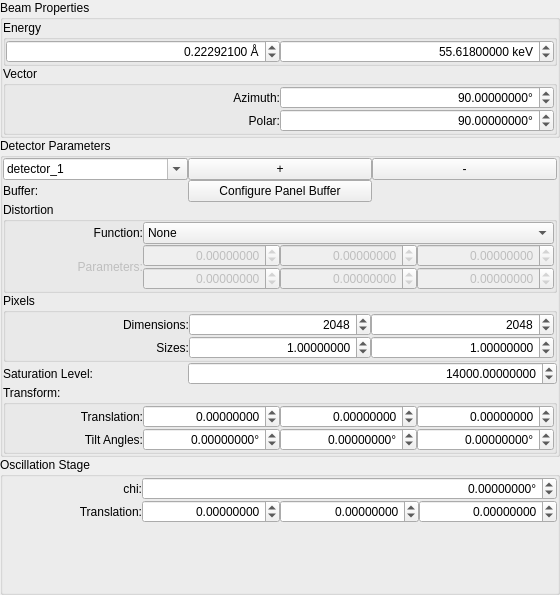
Qt form hexrd/ui/resources/ui/calibration_config_widget.ui (HEXRD/hexrdgui) before a commit.
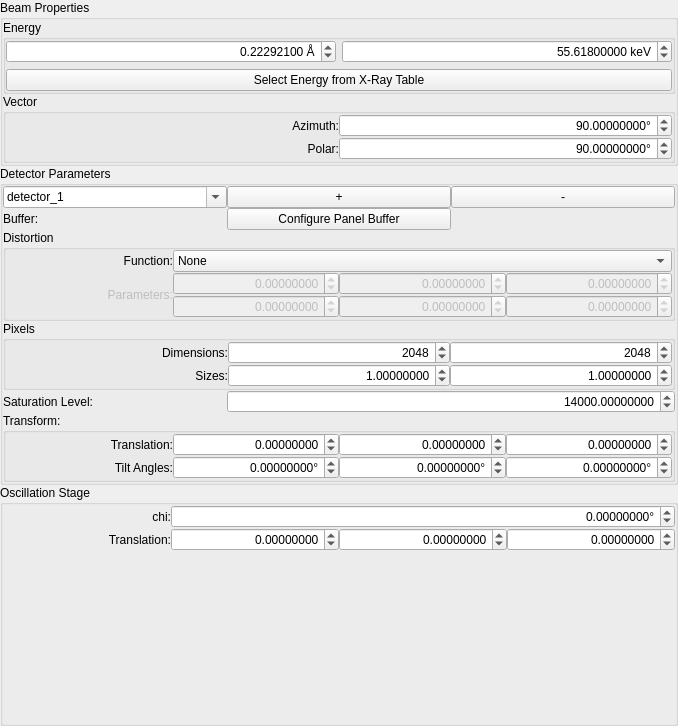
The same form after that commit. Custom widgets are drawn as their Qt base class.

Commit message:
Add X-Ray Energy Selection via a Table
This adds a button to the form view which allows the user to pick an
energy (or multiple energies to average) from a table.

The `characteristic_xray_energies.h5` from hexrd is being used to
generate this table.

The table is currently sorted so that atomic symbols come first,
and are sorted in alphabetical order, followed by atomic numbers.

The edit to the form file:
```diff
--- a/hexrd/ui/resources/ui/calibration_config_widget.ui
+++ b/hexrd/ui/resources/ui/calibration_config_widget.ui
@@ -6,8 +6,8 @@
    <rect>
     <x>0</x>
     <y>0</y>
-    <width>560</width>
-    <height>595</height>
+    <width>678</width>
+    <height>726</height>
    </rect>
   </property>
   <layout class="QVBoxLayout" name="verticalLayout_2">
@@ -52,10 +52,7 @@
         <property name="title">
          <string>Energy</string>
         </property>
-        <layout class="QHBoxLayout" name="horizontalLayout_2">
-         <property name="spacing">
-          <number>0</number>
-         </property>
+        <layout class="QGridLayout" name="gridLayout_3">
          <property name="leftMargin">
           <number>0</number>
          </property>
@@ -68,7 +65,35 @@
          <property name="bottomMargin">
           <number>0</number>
          </property>
-         <item>
+         <item row="0" column="2">
+          <widget class="ScientificDoubleSpinBox" name="cal_energy">
+           <property name="alignment">
+            <set>Qt::AlignRight|Qt::AlignTrailing|Qt::AlignVCenter</set>
+           </property>
+           <property name="keyboardTracking">
+            <bool>false</bool>
+           </property>
+           <property name="suffix">
+            <string> keV</string>
+           </property>
+           <property name="decimals">
+            <number>8</number>
+           </property>
+           <property name="minimum">
+            <double>0.000001000000000</double>
+           </property>
+           <property name="maximum">
+            <double>1000000.000000000000000</double>
+           </property>
+           <property name="singleStep">
+            <double>0.100000000000000</double>
+           </property>
+           <property name="value">
+            <double>55.618000000000002</double>
+           </property>
+          </widget>
+         </item>
+         <item row="0" column="1">
           <widget class="ScientificDoubleSpinBox" name="cal_energy_wavelength">
            <property name="alignment">
             <set>Qt::AlignRight|Qt::AlignTrailing|Qt::AlignVCenter</set>
@@ -96,31 +121,10 @@
            </property>
           </widget>
          </item>
-         <item>
-          <widget class="ScientificDoubleSpinBox" name="cal_energy">
-           <property name="alignment">
-            <set>Qt::AlignRight|Qt::AlignTrailing|Qt::AlignVCenter</set>
-           </property>
-           <property name="keyboardTracking">
-            <bool>false</bool>
-           </property>
-           <property name="suffix">
-            <string> keV</string>
-           </property>
-           <property name="decimals">
-            <number>8</number>
-           </property>
-           <property name="minimum">
-            <double>0.000001000000000</double>
-           </property>
-           <property name="maximum">
-            <double>1000000.000000000000000</double>
-           </property>
-           <property name="singleStep">
-            <double>0.100000000000000</double>
-           </property>
-           <property name="value">
-            <double>55.618000000000002</double>
+         <item row="1" column="1" colspan="2">
+          <widget class="QPushButton" name="xray_energies_table">
+           <property name="text">
+            <string>Select Energy from X-Ray Table</string>
            </property>
           </widget>
          </item>
```
Left out of the diff: 1 changed line with no effect on the pictures. The commit also changes 2 other files.
